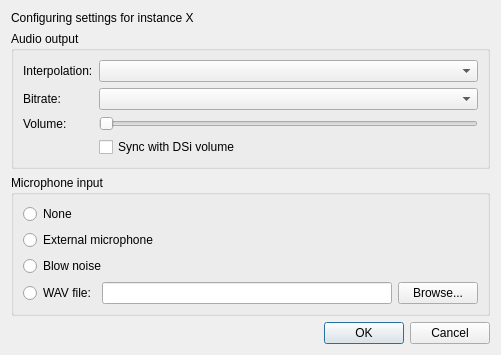
kvnp/melonDS, file src/frontend/qt_sdl/AudioSettingsDialog.ui: the form before one commit.
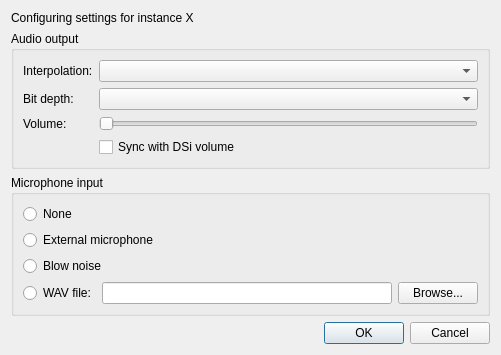
The form after the commit. Custom widgets are drawn as their Qt base class.

What changed in the file:
```diff
--- a/src/frontend/qt_sdl/AudioSettingsDialog.ui
+++ b/src/frontend/qt_sdl/AudioSettingsDialog.ui
@@ -86,7 +86,7 @@
       <item row="1" column="0">
        <widget class="QLabel" name="label_3">
         <property name="text">
-         <string>Bitrate:</string>
+         <string>Bit depth:</string>
         </property>
        </widget>
       </item>
```
Left out of the diff: 6 changed lines with no effect on the pictures.
